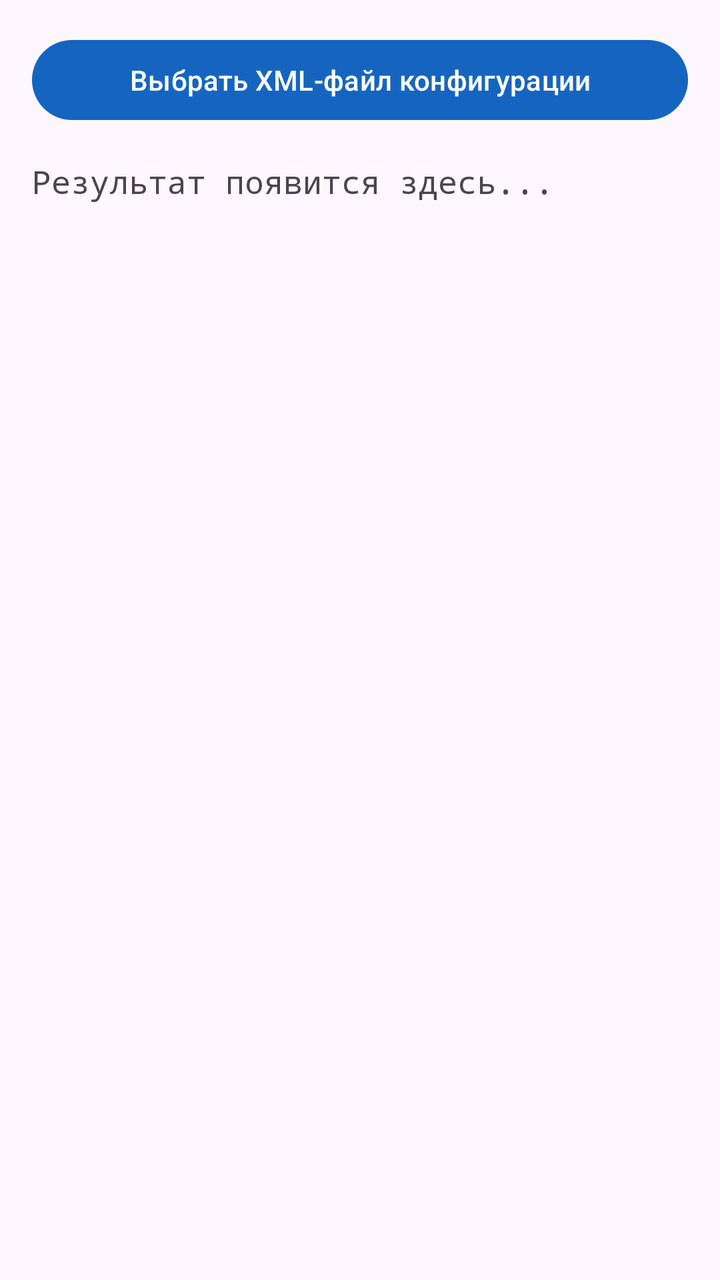
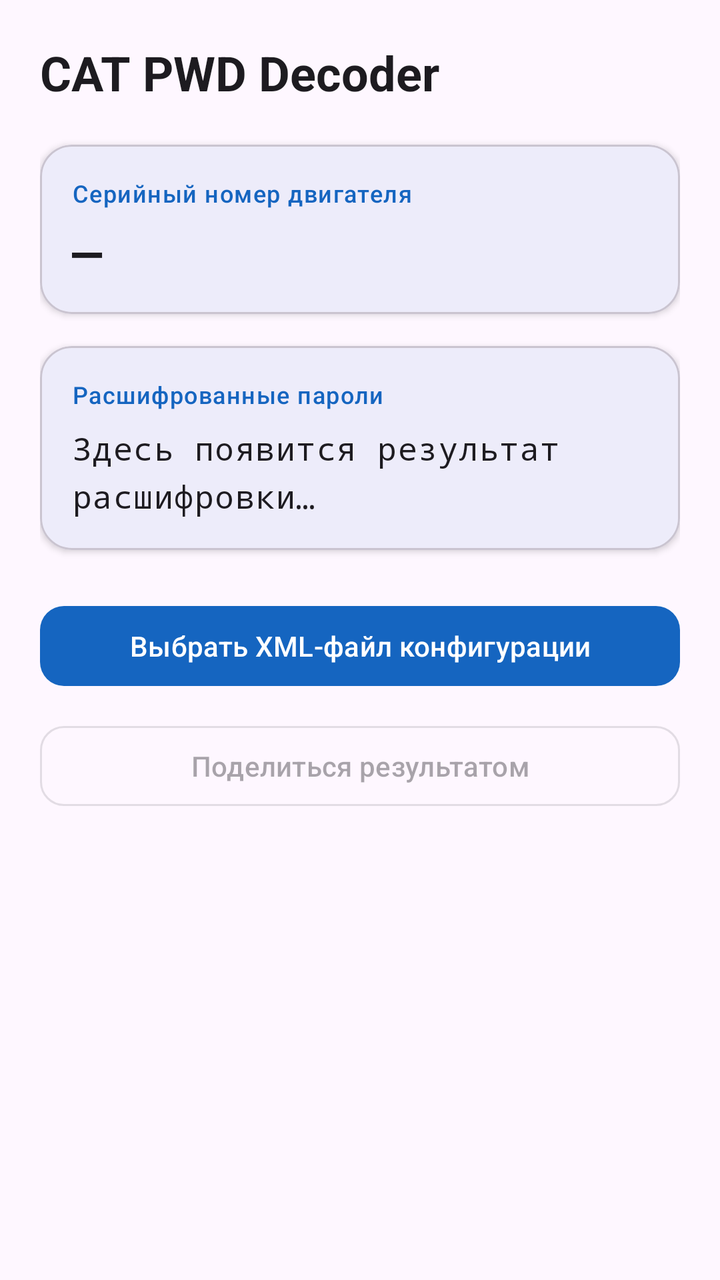

Compare the two renders of this Android layout. The source of the first and the diff that turns it into the second are given below.
<!-- AndroidManifest.xml: application theme Theme.CatPwdDecoder -->
<!-- res/layout/activity_main.xml -->
<?xml version="1.0" encoding="utf-8"?>
<LinearLayout xmlns:android="http://schemas.android.com/apk/res/android"
    android:layout_width="match_parent"
    android:layout_height="match_parent"
    android:orientation="vertical"
    android:padding="16dp">

    <Button
        android:id="@+id/btnPick"
        android:layout_width="match_parent"
        android:layout_height="wrap_content"
        android:text="Выбрать XML-файл конфигурации"/>

    <TextView
        android:id="@+id/tvResult"
        android:layout_width="match_parent"
        android:layout_height="0dp"
        android:layout_weight="1"
        android:layout_marginTop="16dp"
        android:textIsSelectable="true"
        android:fontFamily="monospace"
        android:textSize="16sp"
        android:text="Результат появится здесь..."/>
</LinearLayout>
<!-- resources referenced by this layout -->
<resources>
  <style name="Theme.CatPwdDecoder" parent="Theme.Material3.DayNight.NoActionBar">
          <item name="colorPrimary">#1565C0</item>
          <item name="colorOnPrimary">#FFFFFF</item>
      </style>
</resources>

<!-- the commit's change to res/layout/activity_main.xml (unified diff, before → after) -->
@@ -1,24 +1,107 @@
 <?xml version="1.0" encoding="utf-8"?>
-<LinearLayout xmlns:android="http://schemas.android.com/apk/res/android"
+<ScrollView xmlns:android="http://schemas.android.com/apk/res/android"
+    xmlns:app="http://schemas.android.com/apk/res-auto"
     android:layout_width="match_parent"
     android:layout_height="match_parent"
-    android:orientation="vertical"
-    android:padding="16dp">
+    android:fillViewport="true">
 
-    <Button
-        android:id="@+id/btnPick"
+    <LinearLayout
         android:layout_width="match_parent"
         android:layout_height="wrap_content"
-        android:text="Выбрать XML-файл конфигурации"/>
+        android:orientation="vertical"
+        android:padding="20dp">
 
-    <TextView
-        android:id="@+id/tvResult"
-        android:layout_width="match_parent"
-        android:layout_height="0dp"
-        android:layout_weight="1"
-        android:layout_marginTop="16dp"
-        android:textIsSelectable="true"
-        android:fontFamily="monospace"
-        android:textSize="16sp"
-        android:text="Результат появится здесь..."/>
-</LinearLayout>
+        <TextView
+            android:layout_width="match_parent"
+            android:layout_height="wrap_content"
+            android:text="@string/app_name"
+            android:textAppearance="?attr/textAppearanceHeadlineSmall"
+            android:textStyle="bold"
+            android:layout_marginBottom="20dp"/>
+
+        <com.google.android.material.card.MaterialCardView
+            android:layout_width="match_parent"
+            android:layout_height="wrap_content"
+            app:cardCornerRadius="16dp"
+            app:cardElevation="2dp"
+            app:strokeWidth="1dp"
+            app:strokeColor="?attr/colorOutlineVariant">
+
+            <LinearLayout
+                android:layout_width="match_parent"
+                android:layout_height="wrap_content"
+                android:orientation="vertical"
+                android:padding="16dp">
+
+                <TextView
+                    android:layout_width="wrap_content"
+                    android:layout_height="wrap_content"
+                    android:text="@string/label_engine_serial"
+                    android:textAppearance="?attr/textAppearanceLabelMedium"
+                    android:textColor="?attr/colorPrimary"/>
+
+                <TextView
+                    android:id="@+id/tvEngineSerial"
+                    android:layout_width="match_parent"
+                    android:layout_height="wrap_content"
+                    android:layout_marginTop="4dp"
+                    android:text="—"
+                    android:textAppearance="?attr/textAppearanceHeadlineSmall"
+                    android:fontFamily="monospace"
+                    android:textStyle="bold"/>
+            </LinearLayout>
+        </com.google.android.material.card.MaterialCardView>
+
+        <com.google.android.material.card.MaterialCardView
+            android:layout_width="match_parent"
+            android:layout_height="wrap_content"
+            android:layout_marginTop="16dp"
+            app:cardCornerRadius="16dp"
+            app:cardElevation="2dp"
+            app:strokeWidth="1dp"
+            app:strokeColor="?attr/colorOutlineVariant">
+
+            <LinearLayout
+                android:layout_width="match_parent"
+                android:layout_height="wrap_content"
+                android:orientation="vertical"
+                android:padding="16dp">
+
+                <TextView
+                    android:layout_width="wrap_content"
+                    android:layout_height="wrap_content"
+                    android:text="@string/label_passwords"
+                    android:textAppearance="?attr/textAppearanceLabelMedium"
+                    android:textColor="?attr/colorPrimary"/>
+
+                <TextView
+                    android:id="@+id/tvResult"
+                    android:layout_width="match_parent"
+                    android:layout_height="wrap_content"
+                    android:layout_marginTop="8dp"
+                    android:text="@string/hint_result"
+                    android:textAppearance="?attr/textAppearanceBodyLarge"
+                    android:fontFamily="monospace"
+                    android:textIsSelectable="true"/>
+            </LinearLayout>
+        </com.google.android.material.card.MaterialCardView>
+
+        <com.google.android.material.button.MaterialButton
+            android:id="@+id/btnPick"
+            android:layout_width="match_parent"
+            android:layout_height="wrap_content"
+            android:layout_marginTop="24dp"
+            android:text="@string/btn_pick"
+            app:cornerRadius="12dp"/>
+
+        <com.google.android.material.button.MaterialButton
+            android:id="@+id/btnShare"
+            style="@style/Widget.Material3.Button.OutlinedButton"
+            android:layout_width="match_parent"
+            android:layout_height="wrap_content"
+            android:layout_marginTop="12dp"
+            android:text="@string/btn_share"
+            android:enabled="false"
+            app:cornerRadius="12dp"/>
+    </LinearLayout>
+</ScrollView>
<!-- resource entries referenced after the edit -->
@@ -1,5 +1,11 @@
 <!-- resources referenced by this layout -->
 <resources>
+  <string name="app_name">CAT PWD Decoder</string>
+  <string name="btn_pick">Выбрать XML-файл конфигурации</string>
+  <string name="btn_share">Поделиться результатом</string>
+  <string name="hint_result">Здесь появится результат расшифровки…</string>
+  <string name="label_engine_serial">Серийный номер двигателя</string>
+  <string name="label_passwords">Расшифрованные пароли</string>
   <style name="Theme.CatPwdDecoder" parent="Theme.Material3.DayNight.NoActionBar">
           <item name="colorPrimary">#1565C0</item>
           <item name="colorOnPrimary">#FFFFFF</item>
